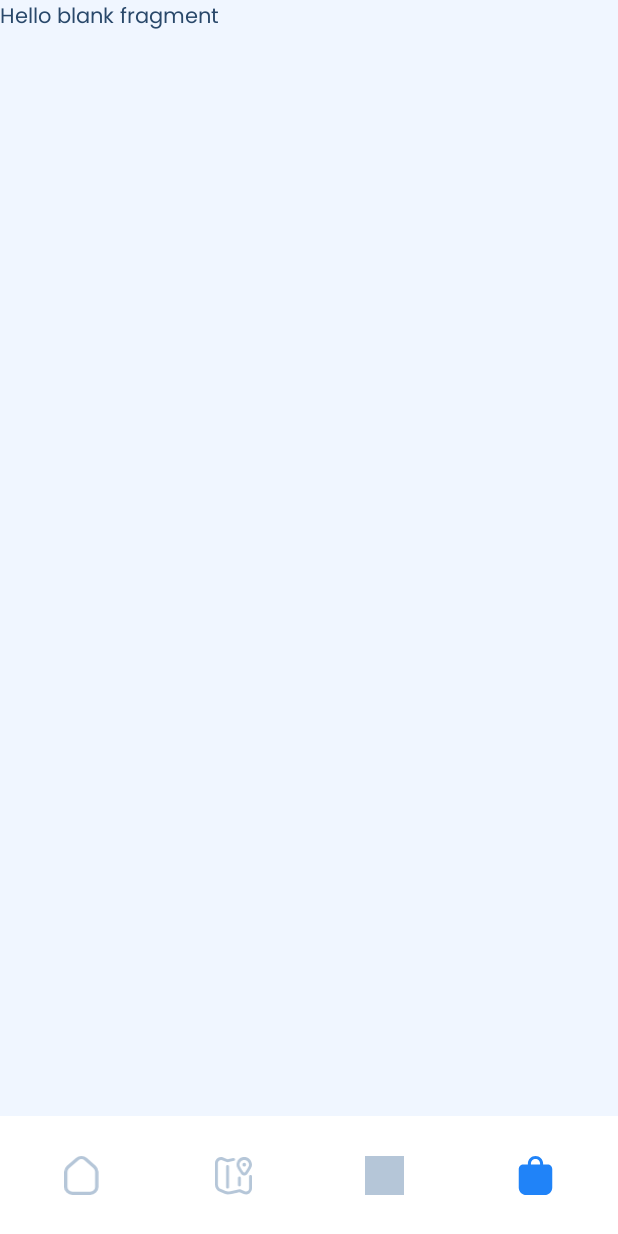
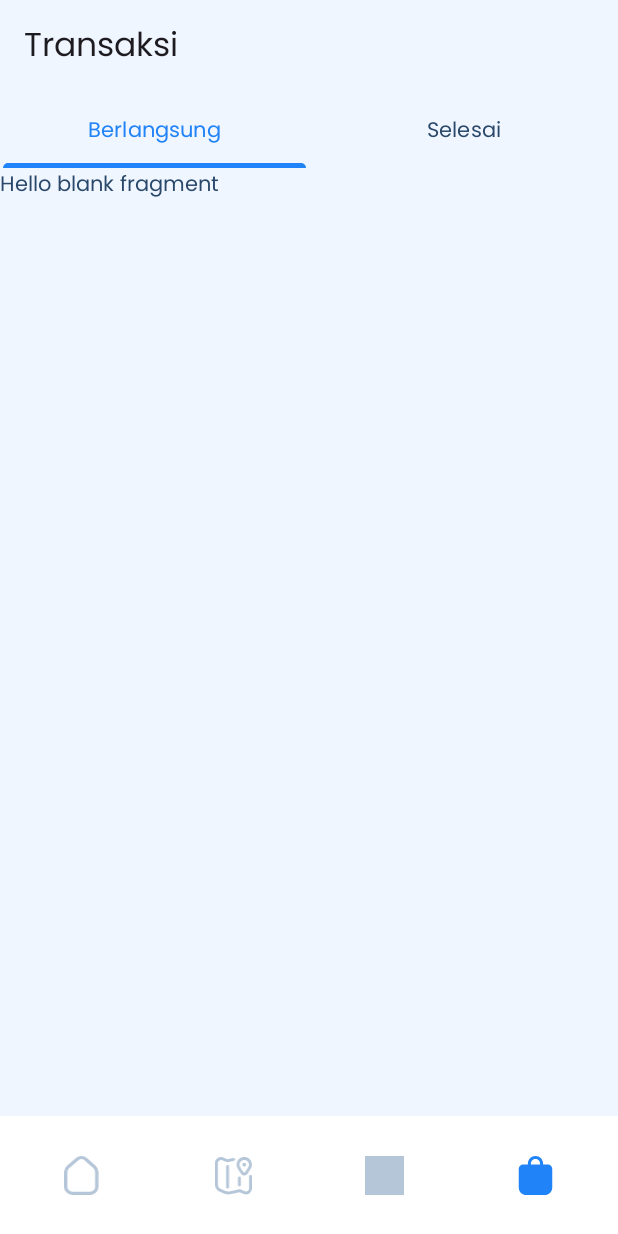
Before and after one commit to mikirinkode/pikul-app-dicoding-bapekraf, an Android app: the TransactionFragment screen opened through its navigation route, on a phone screen of 412 x 824 dp. Run offline under Robolectric (Android 15) with nearby library versions, the phone set to English and light mode, and no system bars; our stand-ins replace Dagger/Hilt's generated code, Firebase (no records; nobody signed in at launch, a user with empty details on screens opened directly), navigation-ui; pictures from the network do not load.

Commit message:
add transaction view

```diff
--- a/app/src/main/java/com/mikirinkode/pikul/feature/transaction/TransactionFragment.kt
+++ b/app/src/main/java/com/mikirinkode/pikul/feature/transaction/TransactionFragment.kt
@@ -5,56 +5,52 @@ import androidx.fragment.app.Fragment
 import android.view.LayoutInflater
 import android.view.View
 import android.view.ViewGroup
+import androidx.annotation.StringRes
+import com.google.android.material.tabs.TabLayoutMediator
 import com.mikirinkode.pikul.R
+import com.mikirinkode.pikul.databinding.FragmentTransactionBinding
+import dagger.hilt.android.AndroidEntryPoint
 
-// TODO: Rename parameter arguments, choose names that match
-// the fragment initialization parameters, e.g. ARG_ITEM_NUMBER
-private const val ARG_PARAM1 = "param1"
-private const val ARG_PARAM2 = "param2"
 
-/**
- * A simple [Fragment] subclass.
- * Use the [TransactionFragment.newInstance] factory method to
- * create an instance of this fragment.
- */
+@AndroidEntryPoint
 class TransactionFragment : Fragment() {
-    // TODO: Rename and change types of parameters
-    private var param1: String? = null
-    private var param2: String? = null
 
-    override fun onCreate(savedInstanceState: Bundle?) {
-        super.onCreate(savedInstanceState)
-        arguments?.let {
-            param1 = it.getString(ARG_PARAM1)
-            param2 = it.getString(ARG_PARAM2)
-        }
+    private var _binding: FragmentTransactionBinding? = null
+    private val binding get() = _binding!!
+    companion object {
+        @StringRes
+        private val TAB_TITLES = intArrayOf(
+            R.string.txt_tab_title_ongoing_order,
+            R.string.txt_tab_title_completed_order
+        )
     }
-
     override fun onCreateView(
         inflater: LayoutInflater, container: ViewGroup?,
         savedInstanceState: Bundle?
-    ): View? {
+    ): View {
         // Inflate the layout for this fragment
-        return inflater.inflate(R.layout.fragment_transaction, container, false)
+        _binding = FragmentTransactionBinding.inflate(inflater, container, false)
+        return binding.root
     }
 
-    companion object {
-        /**
-         * Use this factory method to create a new instance of
-         * this fragment using the provided parameters.
-         *
-         * @param param1 Parameter 1.
-         * @param param2 Parameter 2.
-         * @return A new instance of fragment TransactionFragment.
-         */
-        // TODO: Rename and change types and number of parameters
-        @JvmStatic
-        fun newInstance(param1: String, param2: String) =
-            TransactionFragment().apply {
-                arguments = Bundle().apply {
-                    putString(ARG_PARAM1, param1)
-                    putString(ARG_PARAM2, param2)
-                }
-            }
+    override fun onViewCreated(view: View, savedInstanceState: Bundle?) {
+        super.onViewCreated(view, savedInstanceState)
+        binding.apply {
+            val sectionsPagerAdapter = TransactionPagerAdapter(this@TransactionFragment)
+            viewPager.adapter = sectionsPagerAdapter
+            TabLayoutMediator(tabs, viewPager) { tab, position ->
+                tab.text = resources.getString(TAB_TITLES[position])
+            }.attach()
+        }
+        onClickAction()
+    }
+
+    override fun onDestroy() {
+        super.onDestroy()
+        _binding = null
+    }
+
+    private fun onClickAction() {
+
     }
 }
--- /dev/null
+++ b/app/src/main/java/com/mikirinkode/pikul/feature/transaction/TransactionPagerAdapter.kt
@@ -0,0 +1,20 @@
+package com.mikirinkode.pikul.feature.transaction
+
+import androidx.fragment.app.Fragment
+import androidx.viewpager2.adapter.FragmentStateAdapter
+import com.mikirinkode.pikul.feature.transaction.history.HistoryFragment
+import com.mikirinkode.pikul.feature.transaction.order.OrderFragment
+
+class TransactionPagerAdapter(fragment: Fragment): FragmentStateAdapter(fragment) {
+    override fun getItemCount(): Int = 2
+
+    override fun createFragment(position: Int): Fragment {
+        var fragment: Fragment? = null
+        when (position){
+            0 -> fragment = OrderFragment()
+            1 -> fragment = HistoryFragment()
+        }
+        return fragment as Fragment
+    }
+
+}
--- a/app/src/main/java/com/mikirinkode/pikul/feature/chat/ChatFragment.kt
+++ b/app/src/main/java/com/mikirinkode/pikul/feature/transaction/history/HistoryFragment.kt
@@ -1,4 +1,4 @@
-package com.mikirinkode.pikul.feature.chat
+package com.mikirinkode.pikul.feature.transaction.history
 
 import android.os.Bundle
 import androidx.fragment.app.Fragment
@@ -14,10 +14,10 @@ private const val ARG_PARAM2 = "param2"
 
 /**
  * A simple [Fragment] subclass.
- * Use the [ChatFragment.newInstance] factory method to
+ * Use the [HistoryFragment.newInstance] factory method to
  * create an instance of this fragment.
  */
-class ChatFragment : Fragment() {
+class HistoryFragment : Fragment() {
     // TODO: Rename and change types of parameters
     private var param1: String? = null
     private var param2: String? = null
@@ -35,7 +35,7 @@ class ChatFragment : Fragment() {
         savedInstanceState: Bundle?
     ): View? {
         // Inflate the layout for this fragment
-        return inflater.inflate(R.layout.fragment_chat, container, false)
+        return inflater.inflate(R.layout.fragment_history, container, false)
     }
 
     companion object {
@@ -45,12 +45,12 @@ class ChatFragment : Fragment() {
          *
          * @param param1 Parameter 1.
          * @param param2 Parameter 2.
-         * @return A new instance of fragment ChatFragment.
+         * @return A new instance of fragment HistoryFragment.
          */
         // TODO: Rename and change types and number of parameters
         @JvmStatic
         fun newInstance(param1: String, param2: String) =
-            ChatFragment().apply {
+            HistoryFragment().apply {
                 arguments = Bundle().apply {
                     putString(ARG_PARAM1, param1)
                     putString(ARG_PARAM2, param2)
--- /dev/null
+++ b/app/src/main/java/com/mikirinkode/pikul/feature/transaction/order/OrderFragment.kt
@@ -0,0 +1,60 @@
+package com.mikirinkode.pikul.feature.transaction.order
+
+import android.os.Bundle
+import androidx.fragment.app.Fragment
+import android.view.LayoutInflater
+import android.view.View
+import android.view.ViewGroup
+import com.mikirinkode.pikul.R
+
+// TODO: Rename parameter arguments, choose names that match
+// the fragment initialization parameters, e.g. ARG_ITEM_NUMBER
+private const val ARG_PARAM1 = "param1"
+private const val ARG_PARAM2 = "param2"
+
+/**
+ * A simple [Fragment] subclass.
+ * Use the [OrderFragment.newInstance] factory method to
+ * create an instance of this fragment.
+ */
+class OrderFragment : Fragment() {
+    // TODO: Rename and change types of parameters
+    private var param1: String? = null
+    private var param2: String? = null
+
+    override fun onCreate(savedInstanceState: Bundle?) {
+        super.onCreate(savedInstanceState)
+        arguments?.let {
+            param1 = it.getString(ARG_PARAM1)
+            param2 = it.getString(ARG_PARAM2)
+        }
+    }
+
+    override fun onCreateView(
+        inflater: LayoutInflater, container: ViewGroup?,
+        savedInstanceState: Bundle?
+    ): View? {
+        // Inflate the layout for this fragment
+        return inflater.inflate(R.layout.fragment_order, container, false)
+    }
+
+    companion object {
+        /**
+         * Use this factory method to create a new instance of
+         * this fragment using the provided parameters.
+         *
+         * @param param1 Parameter 1.
+         * @param param2 Parameter 2.
+         * @return A new instance of fragment OrderFragment.
+         */
+        // TODO: Rename and change types and number of parameters
+        @JvmStatic
+        fun newInstance(param1: String, param2: String) =
+            OrderFragment().apply {
+                arguments = Bundle().apply {
+                    putString(ARG_PARAM1, param1)
+                    putString(ARG_PARAM2, param2)
+                }
+            }
+    }
+}
--- /dev/null
+++ b/app/src/main/res/layout/fragment_history.xml
@@ -0,0 +1,14 @@
+<?xml version="1.0" encoding="utf-8"?>
+<FrameLayout xmlns:android="http://schemas.android.com/apk/res/android"
+    xmlns:tools="http://schemas.android.com/tools"
+    android:layout_width="match_parent"
+    android:layout_height="match_parent"
+    tools:context=".feature.transaction.history.HistoryFragment">
+
+    <!-- TODO: Update blank fragment layout -->
+    <TextView
+        android:layout_width="match_parent"
+        android:layout_height="match_parent"
+        android:text="@string/hello_blank_fragment" />
+
+</FrameLayout>
--- /dev/null
+++ b/app/src/main/res/layout/fragment_order.xml
@@ -0,0 +1,14 @@
+<?xml version="1.0" encoding="utf-8"?>
+<FrameLayout xmlns:android="http://schemas.android.com/apk/res/android"
+    xmlns:tools="http://schemas.android.com/tools"
+    android:layout_width="match_parent"
+    android:layout_height="match_parent"
+    tools:context=".feature.transaction.order.OrderFragment">
+
+    <!-- TODO: Update blank fragment layout -->
+    <TextView
+        android:layout_width="match_parent"
+        android:layout_height="match_parent"
+        android:text="@string/hello_blank_fragment" />
+
+</FrameLayout>
--- a/app/src/main/res/layout/fragment_transaction.xml
+++ b/app/src/main/res/layout/fragment_transaction.xml
@@ -1,14 +1,48 @@
 <?xml version="1.0" encoding="utf-8"?>
-<FrameLayout xmlns:android="http://schemas.android.com/apk/res/android"
+<androidx.constraintlayout.widget.ConstraintLayout xmlns:android="http://schemas.android.com/apk/res/android"
     xmlns:tools="http://schemas.android.com/tools"
     android:layout_width="match_parent"
     android:layout_height="match_parent"
+    xmlns:app="http://schemas.android.com/apk/res-auto"
     tools:context=".feature.transaction.TransactionFragment">
 
-    <!-- TODO: Update blank fragment layout -->
-    <TextView
+    <com.google.android.material.appbar.AppBarLayout
+        android:id="@+id/appBarLayout"
         android:layout_width="match_parent"
-        android:layout_height="match_parent"
-        android:text="@string/hello_blank_fragment" />
+        android:layout_height="wrap_content"
+        android:backgroundTint="?android:attr/windowBackground"
+        app:layout_constraintEnd_toEndOf="parent"
+        app:layout_constraintStart_toStartOf="parent"
+        app:layout_constraintTop_toTopOf="parent">
 
-</FrameLayout>
+        <com.google.android.material.appbar.MaterialToolbar
+            android:id="@+id/topAppBar"
+            android:layout_width="match_parent"
+            android:layout_height="?attr/actionBarSize"
+            app:title="@string/txt_chat_transaction" />
+
+    </com.google.android.material.appbar.AppBarLayout>
+
+    <com.google.android.material.tabs.TabLayout
+        android:id="@+id/tabs"
+        android:layout_width="match_parent"
+        android:layout_height="wrap_content"
+        android:backgroundTint="?android:attr/windowBackground"
+        android:elevation="0dp"
+        app:tabIndicatorFullWidth="true"
+        app:layout_constraintTop_toBottomOf="@+id/appBarLayout"
+        app:tabGravity="fill"
+        app:tabMode="fixed"
+        app:tabSelectedTextColor="?android:attr/colorPrimary"
+        app:tabTextColor="?android:attr/textColor" />
+
+    <androidx.viewpager2.widget.ViewPager2
+        android:id="@+id/view_pager"
+        android:layout_width="0dp"
+        android:layout_height="0dp"
+        app:layout_constraintBottom_toBottomOf="parent"
+        app:layout_constraintEnd_toEndOf="parent"
+        app:layout_constraintStart_toStartOf="parent"
+        app:layout_constraintTop_toBottomOf="@id/tabs" />
+
+</androidx.constraintlayout.widget.ConstraintLayout>
--- a/app/src/main/res/values/strings.xml
+++ b/app/src/main/res/values/strings.xml
@@ -28,7 +28,6 @@
     <string name="txt_loading">Loading</string>
 
 
-
     <!--  BOTTOM NAV  -->
     <string name="txt_bottom_nav_title_home">Home</string>
     <string name="txt_bottom_nav_title_maps">Maps</string>
@@ -51,6 +50,16 @@
     <string name="cancel">Batalkan</string>
     <string name="txt_location_permission_granted">Ijin Lokasi Diberikan</string>
 
+    <!--  CHAT HISTORY FRAGMENT  -->
+    <string name="txt_chat_title">Percakapan</string>
+    <!--  CHAT ROOM FRAGMENT  -->
+    <string name="txt_today">Hari ini</string>
+    <string name="txt_yesterday">Kemarin</string>
+    <!--  TRANSACTION FRAGMENT  -->
+    <string name="txt_chat_transaction">Transaksi</string>
+    <string name="txt_tab_title_completed_order">Selesai</string>
+    <string name="txt_tab_title_ongoing_order">Berlangsung</string>
+
     <!-- TODO: Remove or change this placeholder text -->
     <string name="hello_blank_fragment">Hello blank fragment</string>
 
```
